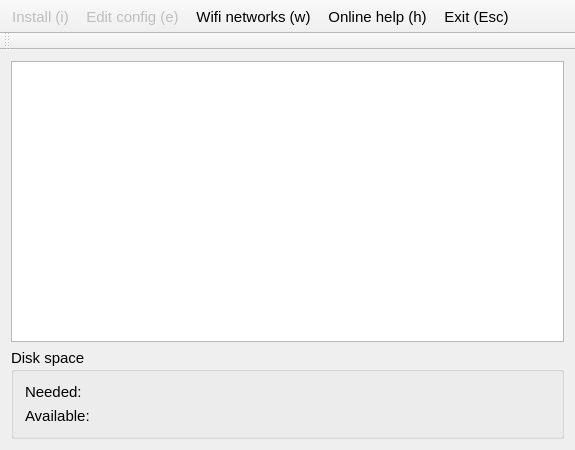
The window that recovery/mainwindow.ui (raspberrypi/noobs) describes before a commit, drawn with Qt 5.
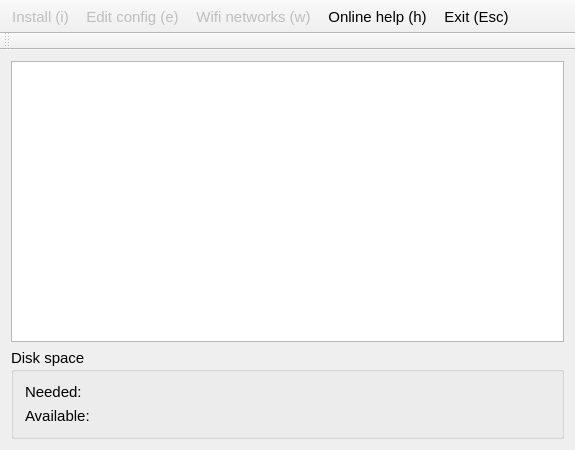
The same window after the commit. Icons and pictures are not drawn.

Commit message:
Disable wifi button by default
Enabled by the pollNetworkStatus() routine if wifi dongle is present.

The edit to the form file:
```diff
--- a/recovery/mainwindow.ui
+++ b/recovery/mainwindow.ui
@@ -190,6 +190,9 @@
    </property>
   </action>
   <action name="actionWifi">
+   <property name="enabled">
+    <bool>false</bool>
+   </property>
    <property name="icon">
     <iconset resource="icons.qrc">
      <normaloff>:/icons/network-wireless.png</normaloff>:/icons/network-wireless.png</iconset>
```
The commit also changes 7 other files.
